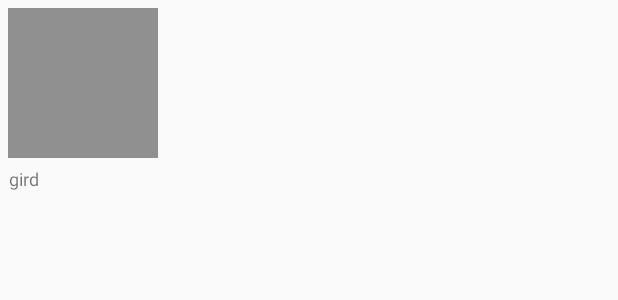
After one commit to lipnus/Eyes_Android, an Android app: the layout gridview_photoenroll.xml on its own in the app's theme, with its tools: preview values and no code run, on a phone screen of 412 x 824 dp. The commit adds this screen. Shown: the top 300 px of the screen. Run offline under Robolectric (Android 15) with nearby library versions, the phone set to English and light mode, and no system bars.

Commit message:
ui:gridview initial setting

```diff
--- a/app/build.gradle
+++ b/app/build.gradle
@@ -40,5 +40,6 @@ dependencies {
     androidTestImplementation 'com.android.support.test:runner:1.0.2'
     androidTestImplementation 'com.android.support.test.espresso:espresso-core:3.0.2'
     implementation 'com.github.PierfrancescoSoffritti:AndroidYouTubePlayer:7.0.1'
+    implementation 'com.jakewharton:butterknife:8.6.0'
 
 }
--- a/app/src/main/java/and/com/eyes/eyes_android/Activity/YoutubeActivity.java
+++ b/app/src/main/java/and/com/eyes/eyes_android/Activity/YoutubeActivity.java
@@ -21,8 +21,8 @@ public class YoutubeActivity extends AppCompatActivity {
         super.onCreate(savedInstanceState);
         setContentView(R.layout.activity_youtube);
 
+
         youTubePlayerView = findViewById(R.id.youtube_player_view);
-        youtubePath = "https://youtu.be/aR8Fe1lTKHo";
 
 
         //영상처리
--- /dev/null
+++ b/app/src/main/res/layout/gridview_photoenroll.xml
@@ -0,0 +1,23 @@
+<?xml version="1.0" encoding="utf-8"?>
+<LinearLayout xmlns:android="http://schemas.android.com/apk/res/android"
+    android:layout_width="wrap_content"
+    android:layout_height="wrap_content"
+    android:orientation="vertical"
+    android:padding="5dp">
+
+    <ImageView
+        android:background="#909090"
+        android:id="@+id/grid_title_iv"
+        android:layout_width="100dp"
+        android:layout_height="100dp" />
+
+    <TextView
+        android:id="@+id/grid_title_tv"
+        android:layout_width="wrap_content"
+        android:layout_height="wrap_content"
+        android:layout_marginTop="5dp"
+        android:gravity="center"
+        android:textSize="12sp"
+        android:text="gird"/>
+
+</LinearLayout>
```
Also changed, not shown: app/src/main/AndroidManifest.xml (+6 -4 lines), app/src/main/java/and/com/eyes/eyes_android/Activity/PhotoEnrollActivity.java (added, +45 -0 lines), app/src/main/java/and/com/eyes/eyes_android/Adaptor/GridViewAdapter.java (added, +76 -0 lines), app/src/main/java/and/com/eyes/eyes_android/Adaptor/GridViewItem.java (added, +15 -0 lines), app/src/main/res/layout/activity_photo_enroll.xml (added, +31 -0 lines), 1 other file.
